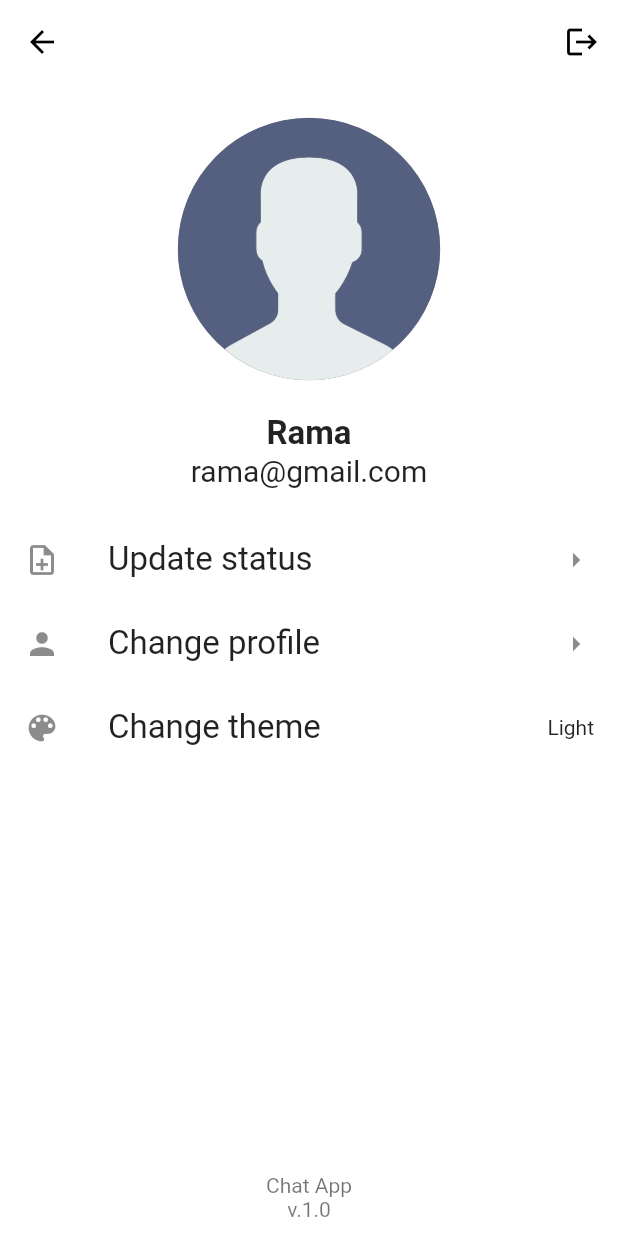
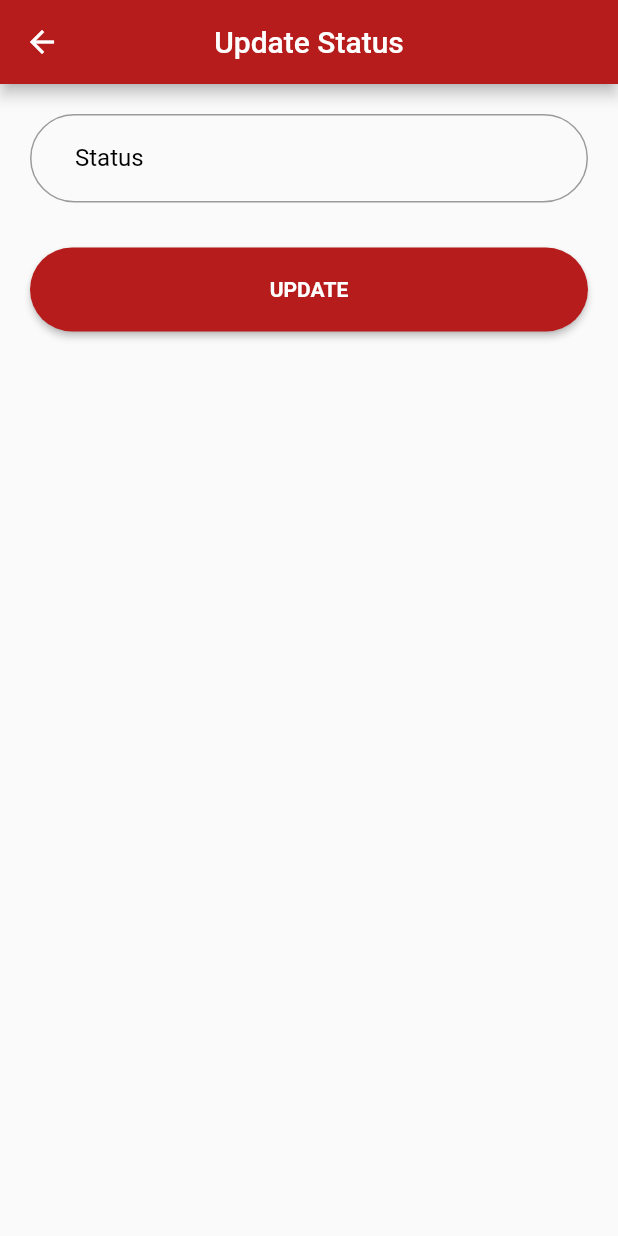
Before and after one commit to R4MA26/chatapp, a Flutter app: the screen it shows after launch, on a phone screen of 412 x 824 dp. Run offline on Flutter 3.47's test engine with Material 2 defaults, Android fonts, the phone set to English and light mode, and no system bars; drawn by our look-alikes of avatar_glow; our stand-ins replace firebase_core, get, introduction_screen, lottie; accounts and stored records are empty.

Commit message:
update status

```diff
--- a/lib/app/modules/profile/views/profile_view.dart
+++ b/lib/app/modules/profile/views/profile_view.dart
@@ -14,7 +14,7 @@ class ProfileView extends GetView<ProfileController> {
         elevation: 0,
         backgroundColor: Colors.white,
         leading: IconButton(
-          onPressed: () {},
+          onPressed: () => Get.back(),
           icon: const Icon(
             Icons.arrow_back,
             color: Colors.black,
--- /dev/null
+++ b/lib/app/modules/update_status/bindings/update_status_binding.dart
@@ -0,0 +1,12 @@
+import 'package:get/get.dart';
+
+import '../controllers/update_status_controller.dart';
+
+class UpdateStatusBinding extends Bindings {
+  @override
+  void dependencies() {
+    Get.lazyPut<UpdateStatusController>(
+      () => UpdateStatusController(),
+    );
+  }
+}
--- /dev/null
+++ b/lib/app/modules/update_status/controllers/update_status_controller.dart
@@ -0,0 +1,20 @@
+import 'package:get/get.dart';
+
+class UpdateStatusController extends GetxController {
+  //TODO: Implement UpdateStatusController
+
+  final count = 0.obs;
+  @override
+  void onInit() {
+    super.onInit();
+  }
+
+  @override
+  void onReady() {
+    super.onReady();
+  }
+
+  @override
+  void onClose() {}
+  void increment() => count.value++;
+}
--- /dev/null
+++ b/lib/app/modules/update_status/views/update_status_view.dart
@@ -0,0 +1,75 @@
+import 'package:flutter/material.dart';
+
+import 'package:get/get.dart';
+
+import '../controllers/update_status_controller.dart';
+
+class UpdateStatusView extends GetView<UpdateStatusController> {
+  @override
+  Widget build(BuildContext context) {
+    return Scaffold(
+      appBar: AppBar(
+        leading: IconButton(
+          onPressed: () {},
+          icon: Icon(Icons.arrow_back),
+        ),
+        backgroundColor: Colors.red[900],
+        title: Text('Update Status'),
+        centerTitle: true,
+      ),
+      body: Padding(
+        padding: const EdgeInsets.all(20),
+        child: Column(
+          children: [
+            TextField(
+              cursorColor: Colors.black,
+              decoration: InputDecoration(
+                labelText: "Status",
+                labelStyle: TextStyle(
+                  color: Colors.black,
+                ),
+                border: OutlineInputBorder(
+                  borderRadius: BorderRadius.circular(100),
+                ),
+                focusedBorder: OutlineInputBorder(
+                  borderRadius: BorderRadius.circular(100),
+                  borderSide: BorderSide(color: Colors.black),
+                ),
+                contentPadding: EdgeInsets.symmetric(
+                  horizontal: 30,
+                  vertical: 20,
+                ),
+              ),
+            ),
+            SizedBox(
+              height: 30,
+            ),
+            Container(
+              width: Get.width,
+              child: ElevatedButton(
+                onPressed: () {},
+                child: Text(
+                  "UPDATE",
+                  style: TextStyle(
+                    fontWeight: FontWeight.bold,
+                    color: Colors.white,
+                  ),
+                ),
+                style: ElevatedButton.styleFrom(
+                  shape: RoundedRectangleBorder(
+                    borderRadius: BorderRadius.circular(100),
+                  ),
+                  padding: EdgeInsets.symmetric(
+                    horizontal: 30,
+                    vertical: 20,
+                  ),
+                  primary: Colors.red[900],
+                ),
+              ),
+            ),
+          ],
+        ),
+      ),
+    );
+  }
+}
--- a/lib/app/routes/app_pages.dart
+++ b/lib/app/routes/app_pages.dart
@@ -12,6 +12,8 @@ import '../modules/profile/bindings/profile_binding.dart';
 import '../modules/profile/views/profile_view.dart';
 import '../modules/search/bindings/search_binding.dart';
 import '../modules/search/views/search_view.dart';
+import '../modules/update_status/bindings/update_status_binding.dart';
+import '../modules/update_status/views/update_status_view.dart';
 
 part 'app_routes.dart';
 
@@ -49,5 +51,10 @@ class AppPages {
       page: () => SearchView(),
       binding: SearchBinding(),
     ),
+    GetPage(
+      name: _Paths.UPDATE_STATUS,
+      page: () => UpdateStatusView(),
+      binding: UpdateStatusBinding(),
+    ),
   ];
 }
--- a/lib/app/routes/app_routes.dart
+++ b/lib/app/routes/app_routes.dart
@@ -9,6 +9,7 @@ abstract class Routes {
   static const PROFILE = _Paths.PROFILE;
   static const CHAT_ROOM = _Paths.CHAT_ROOM;
   static const SEARCH = _Paths.SEARCH;
+  static const UPDATE_STATUS = _Paths.UPDATE_STATUS;
 }
 
 abstract class _Paths {
@@ -19,4 +20,5 @@ abstract class _Paths {
   static const PROFILE = '/profile';
   static const CHAT_ROOM = '/chat-room';
   static const SEARCH = '/search';
+  static const UPDATE_STATUS = '/update-status';
 }
--- a/lib/main.dart
+++ b/lib/main.dart
@@ -45,7 +45,7 @@ class MyApp extends StatelessWidget {
         if (snapshot.connectionState == ConnectionState.done) {
           return GetMaterialApp(
             title: "chat app",
-            initialRoute: Routes.PROFILE,
+            initialRoute: Routes.UPDATE_STATUS,
             getPages: AppPages.routes,
           );
           // return FutureBuilder(
```
